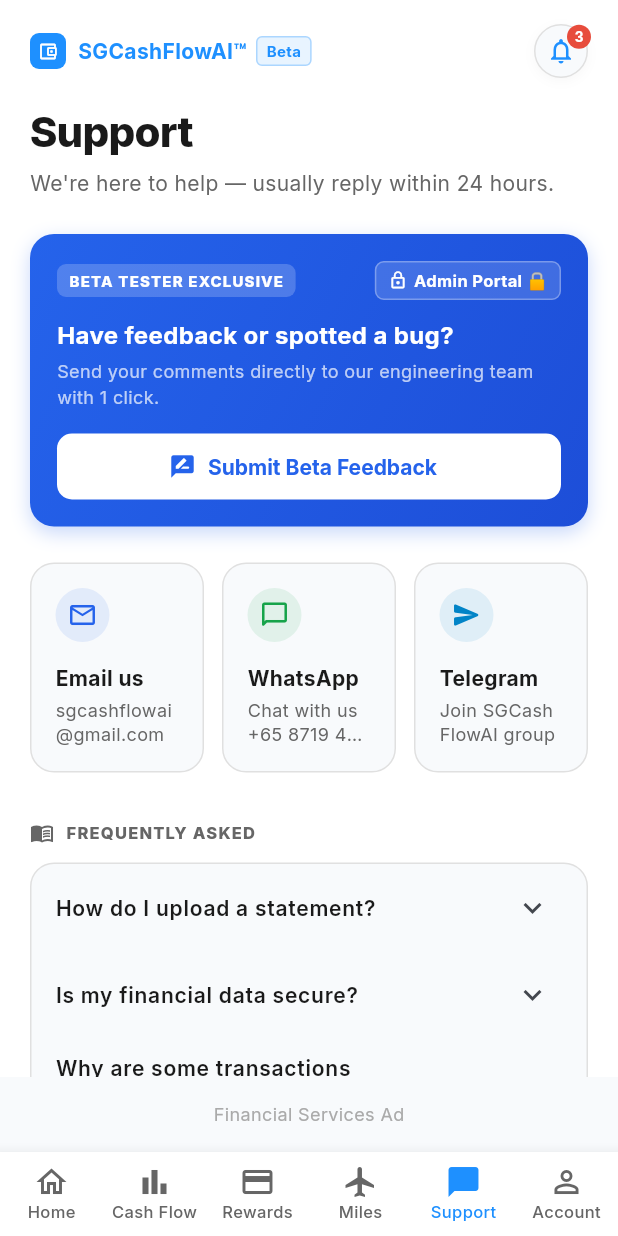
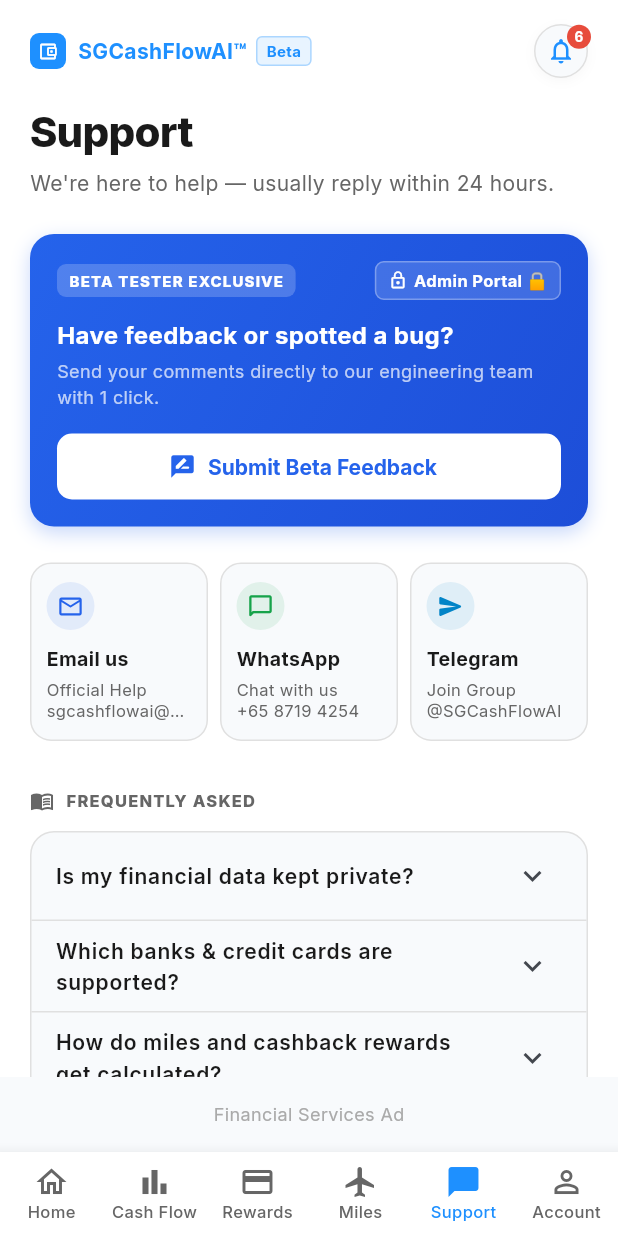
Before and after one commit to chenyee1976/Cashflow-AI, a Flutter app: the SupportScreen screen opened by its route, on a phone screen of 412 x 824 dp. Run offline on Flutter 3.47's test engine with Material 3 defaults, Android fonts, the phone set to English and light mode, and no system bars; our stand-ins replace dio, drift, drift_flutter, file_picker, flutter_riverpod, flutter_secure_storage and 5 more; missing offline and left inert: dart:html; accounts and stored records are empty; generated files the repository leaves out were written again; network calls fail.

Commit message:
fix: mobile UI alignment, Cash Flow tab word wrapping, Cash on Hand button, preseeded announcements, and dynamic tester onboarding profile details

```diff
--- a/lib/data/services/notification_service.dart
+++ b/lib/data/services/notification_service.dart
@@ -228,9 +228,61 @@
         AppNotification(
           id: 'welcome_beta_1',
           title: '🚀 Welcome to SGCashFlowAI Beta!',
-          message: 'Thank you for testing SGCashFlowAI! You can upload your MariBank, DBS, UOB, OCBC, Citi bank and credit card statements to analyze your cashflow, card rewards, and expense tracking.',
-          publishedAt: DateTime(2026, 7, 29, 9, 0),
+          message: 'Thank you for testing CashFlow AI! You can upload your MariBank, DBS, UOB, OCBC, Citi bank and credit card statements to analyze your cashflow, card rewards, and expense tracking.',
+          publishedAt: DateTime(2026, 7, 30, 17, 6),
           author: 'SGCashFlowAI Team',
+        ),
+        AppNotification(
+          id: 'privacy_beta_testers',
+          title: 'Current data privacy for beta testers',
+          message: '''1. 🛡️ Financial Data is 100% Local (Private to the Tester's Device)
+Uploaded Statements (PDFs / Images), Extracted Transactions, Account Balances, Credit Card Details, and Income/Expense Figures are saved ONLY on the beta tester's local phone or computer (inside their browser's encrypted IndexedDB storage).
+Admin will NOT be able to view their actual bank statements, transaction amounts, balances, or card details.
+This guarantees 100% compliance with Singapore's PDPA privacy laws, so beta testers can comfortably test the app with real statements without worrying about anyone seeing their financial numbers.
+
+2. 📊 What Admin CAN See (Beta Activity Logs)
+While Admin cannot see their private financial figures, your Admin Mode allows Admin to track their engagement via the Activity Logs screen:
+Tester Identity: First Name, Last Name, and Email (entered during their first login popup).
+Action Timeline: Event logs such as User Onboarded, Uploaded Bank Statement, Uploaded Credit Card Statement, Viewed Cash Flow Screen, Timestamps & Log Counts.''',
+          publishedAt: DateTime(2026, 7, 29, 22, 40),
+          author: 'SGCashFlowAI Admin',
+        ),
+        AppNotification(
+          id: 'list_of_banks_tested',
+          title: 'List of banks',
+          message: '''We have tested the following bank statements and credit card statements so far on the app.
+As of 29 July 2026
+
+Bank statements:
+1. POSB bank statements
+2. OCBC bank statements
+3. MariBank bank statements
+4. Chocolate Finance bank statements
+5. CIMB bank statements
+6. Citibank bank statements
+7. SingFinance bank statements
+
+Credit card statements:
+1. Citibank PremierMiles
+2. OCBC 90n
+3. MariBank credit card
+4. Maybank Family and Friends card''',
+          publishedAt: DateTime(2026, 7, 29, 21, 46),
+          author: 'SGCashFlowAI Admin',
+        ),
+        AppNotification(
+          id: 'welcome_beta_testers_intro',
+          title: 'Welcome Beta Testers',
+          message: '''Thanks for agreeing to help with testing this app.
+
+Below are the functionalities of the app that you can test:
+1. Upload of bank statements to populate your total cash positions and income and expenses as of each month end
+2. Upload of credit card statements to populate your expenses and rewards as of each credit card statement
+3. Total view of cash position for each month end, Total income and expenses of each month end
+4. Total view of cashback or miles earned from your credit card statements
+5. Tracking of total miles that you have earned''',
+          publishedAt: DateTime(2026, 7, 29, 21, 42),
+          author: 'SGCashFlowAI Admin',
         ),
         AppNotification(
           id: 'system_update_2',
@@ -244,7 +296,7 @@
           title: '🛡️ PDPA & Privacy Policy Update',
           message: 'Our Terms of Service, PDPA Privacy Policy, and AI Analytics controls are now available in Account Settings and Support.',
           publishedAt: DateTime(2026, 7, 28, 18, 0),
-          author: 'SGCashFlowAI Legal & Compliance',
+          author: 'SGCashFlowAI L&C',
         ),
       ];
     }
--- a/lib/features/support/support_screen.dart
+++ b/lib/features/support/support_screen.dart
@@ -294,18 +294,20 @@
               const SizedBox(height: 24),
 
               // 2. Triple Contact Cards (Email, WhatsApp, Telegram)
-              Row(
+              IntrinsicHeight(
+                child: Row(
+                  crossAxisAlignment: CrossAxisAlignment.stretch,
                   children: [
                     Expanded(
                       child: _buildContactCard(
                         icon: Icons.email_outlined,
                         iconColor: const Color(0xFF2563EB),
                         title: 'Email us',
-                      subtitle: 'sgcashflowai@gmail.com',
+                        subtitle: 'Official Help\nsgcashflowai@gmail.com',
                         onTap: _openEmail,
                       ),
                     ),
-                  const SizedBox(width: 12),
+                    const SizedBox(width: 8),
                     Expanded(
                       child: _buildContactCard(
                         icon: Icons.chat_bubble_outline_rounded,
@@ -315,17 +317,18 @@
                         onTap: () => _openLink('https://wa.me/6587194254'),
                       ),
                     ),
-                  const SizedBox(width: 12),
+                    const SizedBox(width: 8),
                     Expanded(
                       child: _buildContactCard(
                         icon: Icons.send_rounded,
                         iconColor: const Color(0xFF0284C7),
                         title: 'Telegram',
-                      subtitle: 'Join SGCashFlowAI group',
+                        subtitle: 'Join Group\n@SGCashFlowAI',
                         onTap: () => _openLink('https://t.me/SGCashFlowAI'),
                       ),
                     ),
                   ],
+                ),
               ),
               const SizedBox(height: 32),
 
@@ -353,7 +356,22 @@
                   border: Border.all(color: AppColors.divider),
                 ),
                 child: Column(
-                  children: _faqs.map((faq) => _buildFaqItem(faq['q']!, faq['a']!)).toList(),
+                  children: [
+                    _buildFaqItem(
+                      'Is my financial data kept private?',
+                      'Yes, 100%! All your uploaded bank & credit card statements are parsed and stored locally inside your browser/device database. We never sell your data.',
+                    ),
+                    const Divider(height: 1),
+                    _buildFaqItem(
+                      'Which banks & credit cards are supported?',
+                      'We support DBS/POSB, OCBC, UOB, MariBank, Citibank, SingFinance, Chocolate Finance, and major credit cards in Singapore.',
+                    ),
+                    const Divider(height: 1),
+                    _buildFaqItem(
+                      'How do miles and cashback rewards get calculated?',
+                      'SGCashFlowAI automatically maps your credit card transactions against standard card reward categories (e.g. SimplyGo, Dining, Groceries) to estimate earned miles or cashback.',
+                    ),
+                  ],
                 ),
               ),
               const SizedBox(height: 32),
@@ -377,36 +395,49 @@
   }) {
     return InkWell(
       onTap: onTap,
-      borderRadius: BorderRadius.circular(16),
+      borderRadius: BorderRadius.circular(14),
       child: Container(
-        padding: const EdgeInsets.all(16),
+        padding: const EdgeInsets.symmetric(horizontal: 10, vertical: 12),
         decoration: BoxDecoration(
           color: AppColors.surface,
-          borderRadius: BorderRadius.circular(16),
+          borderRadius: BorderRadius.circular(14),
           border: Border.all(color: AppColors.divider),
         ),
         child: Column(
           crossAxisAlignment: CrossAxisAlignment.start,
+          mainAxisAlignment: MainAxisAlignment.start,
           children: [
             Container(
-              padding: const EdgeInsets.all(8),
+              padding: const EdgeInsets.all(7),
               decoration: BoxDecoration(
                 color: iconColor.withOpacity(0.1),
                 shape: BoxShape.circle,
               ),
-              child: Icon(icon, size: 20, color: iconColor),
+              child: Icon(icon, size: 18, color: iconColor),
             ),
-            const SizedBox(height: 14),
-            Text(
+            const SizedBox(height: 10),
+            FittedBox(
+              fit: BoxFit.scaleDown,
+              alignment: Alignment.centerLeft,
+              child: Text(
                 title,
-              style: const TextStyle(fontSize: 14, fontWeight: FontWeight.bold, color: AppColors.textPrimary),
+                style: const TextStyle(
+                  fontSize: 13,
+                  fontWeight: FontWeight.bold,
+                  color: AppColors.textPrimary,
+                ),
+              ),
             ),
             const SizedBox(height: 4),
             Text(
               subtitle,
-              style: const TextStyle(fontSize: 12, color: AppColors.textSecondary, height: 1.3),
+              style: const TextStyle(
+                fontSize: 11,
+                color: AppColors.textSecondary,
+                height: 1.25,
+              ),
+              maxLines: 2,
               overflow: TextOverflow.ellipsis,
-              maxLines: 2,
             ),
           ],
         ),
```
Also changed, not shown: lib/features/account/account_provider.dart (+14 -4 lines), lib/features/cashflow/statement/cash_flow_screen.dart (+15 -10 lines), lib/features/dashboard/dashboard_provider.dart (+3 -6 lines), lib/features/dashboard/dashboard_screen.dart (+33 -7 lines), lib/features/notifications/notification_dialog.dart (+7 -1 lines), lib/features/onboarding/onboarding_provider.dart (+8 -1 lines), 4 other files. Lines whose indentation alone changed are shown as unchanged.
